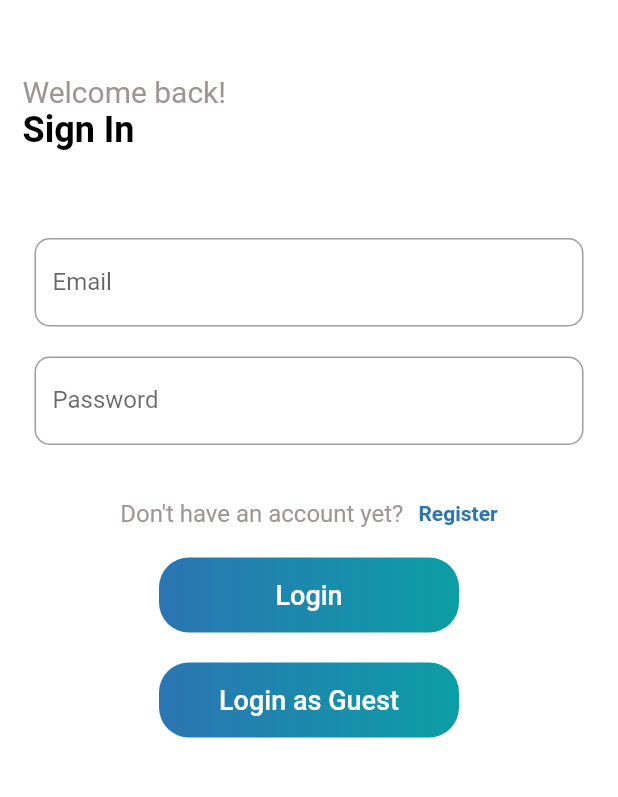
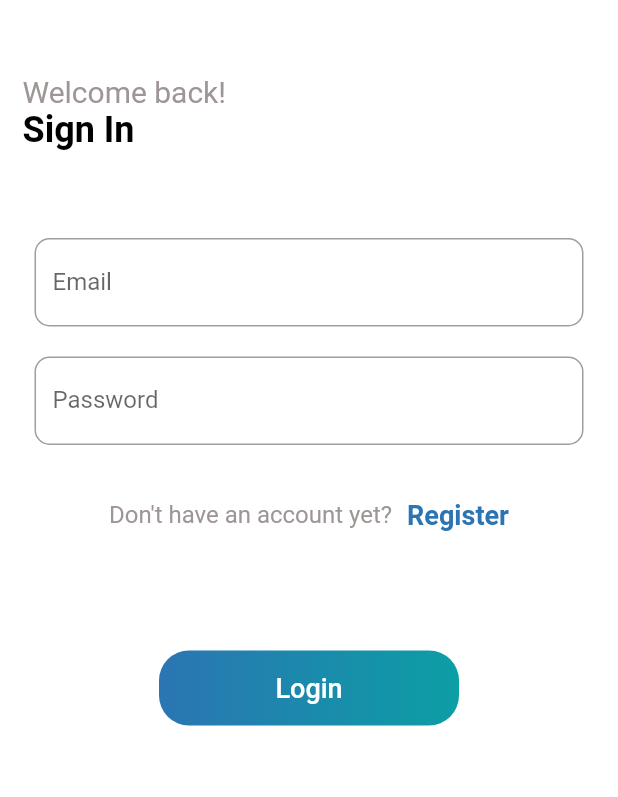
Before and after one commit to it21104176/Ticketing_System, a Flutter app: the screen it shows after launch, on a phone screen of 412 x 824 dp, the part 149-946 px from its top. Run offline on Flutter 3.47's test engine with Material 2 defaults, Android fonts, the light colour scheme and no system bars; our stand-ins replace barcode_widget, cloud_firestore, firebase_auth, firebase_core, firebase_storage, image_picker and 1 more; missing offline and left inert: flutter_paypal, mailer; accounts and stored records are empty.

Commit message:
login minor changes

```diff
--- a/bus_hub/lib/screens/auth/login.dart
+++ b/bus_hub/lib/screens/auth/login.dart
@@ -128,6 +128,7 @@ class _LoginState extends State<Login> {
                                 "Register",
                                 style: TextStyle(
                                     color: primary,
+                                    fontSize: 18,
                                     fontWeight: FontWeight.w600),
                               ),
                             ),
@@ -135,7 +136,7 @@ class _LoginState extends State<Login> {
                         ),
                         // button
                         const SizedBox(
-                          height: 20,
+                          height: 80,
                         ),
                         GestureDetector(
                           onTap: () async {
@@ -185,24 +186,24 @@ class _LoginState extends State<Login> {
                         const SizedBox(
                           height: 20,
                         ),
-                        GestureDetector(
-                          onTap: () async {
-                            dynamic result = await _auth.signInAnonymous();
-                          },
-                          child: Container(
-                            height: 50,
-                            width: 200,
-                            decoration: buttonDeco,
-                            child: const Center(
-                                child: Text(
-                              "Login as Guest",
-                              style: TextStyle(
-                                  fontSize: 18,
-                                  color: Colors.white,
-                                  fontWeight: FontWeight.w500),
-                            )),
-                          ),
-                        )
+                        // GestureDetector(
+                        //   onTap: () async {
+                        //     dynamic result = await _auth.signInAnonymous();
+                        //   },
+                        //   child: Container(
+                        //     height: 50,
+                        //     width: 200,
+                        //     decoration: buttonDeco,
+                        //     child: const Center(
+                        //         child: Text(
+                        //       "Login as Guest",
+                        //       style: TextStyle(
+                        //           fontSize: 18,
+                        //           color: Colors.white,
+                        //           fontWeight: FontWeight.w500),
+                        //     )),
+                        //   ),
+                        // )
                       ],
                     )),
               )
--- a/bus_hub/pubspec.yaml
+++ b/bus_hub/pubspec.yaml
@@ -49,6 +49,7 @@ dependencies:
   path_provider: ^2.1.1
   qr: ^3.0.1
   url_launcher: ^6.1.14
+  test: any
 
   # The following adds the Cupertino Icons font to your application.
   # Use with the CupertinoIcons class for iOS style icons.
```
Also changed, not shown: bus_hub/lib/screens/auth/register.dart (+10 -3 lines), bus_hub/pubspec.lock.
